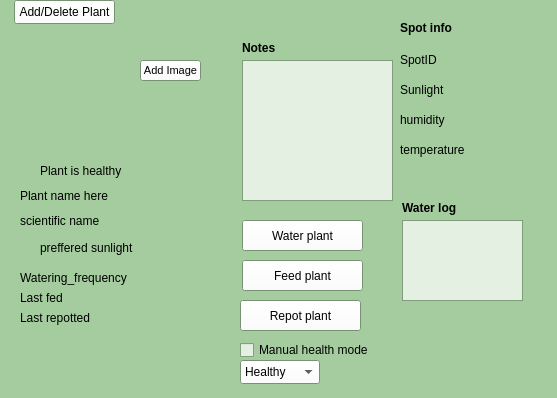
denzelxav/Plantfolio, file project/ui/plant_view.ui: the form before one commit.
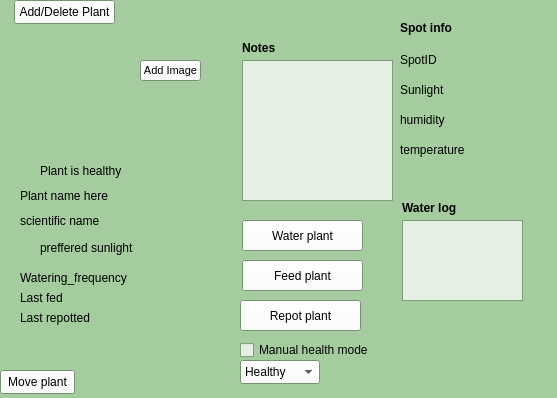
The form after the commit. Icons and pictures are not drawn.

Commit message: added move plant button

Diff of the .ui file:
```diff
--- a/project/ui/plant_view.ui
+++ b/project/ui/plant_view.ui
@@ -12,14 +12,14 @@
   </property>
   <property name="minimumSize">
    <size>
-    <width>531</width>
-    <height>0</height>
+    <width>557</width>
+    <height>398</height>
    </size>
   </property>
   <property name="maximumSize">
    <size>
-    <width>5310</width>
-    <height>4010</height>
+    <width>557</width>
+    <height>398</height>
    </size>
   </property>
   <property name="palette">
@@ -674,6 +674,19 @@
      <bool>true</bool>
     </property>
    </widget>
+   <widget class="QPushButton" name="move_button">
+    <property name="geometry">
+     <rect>
+      <x>0</x>
+      <y>370</y>
+      <width>75</width>
+      <height>24</height>
+     </rect>
+    </property>
+    <property name="text">
+     <string>Move plant</string>
+    </property>
+   </widget>
   </widget>
  </widget>
  <resources>
```
The commit also changes 6 other files.
